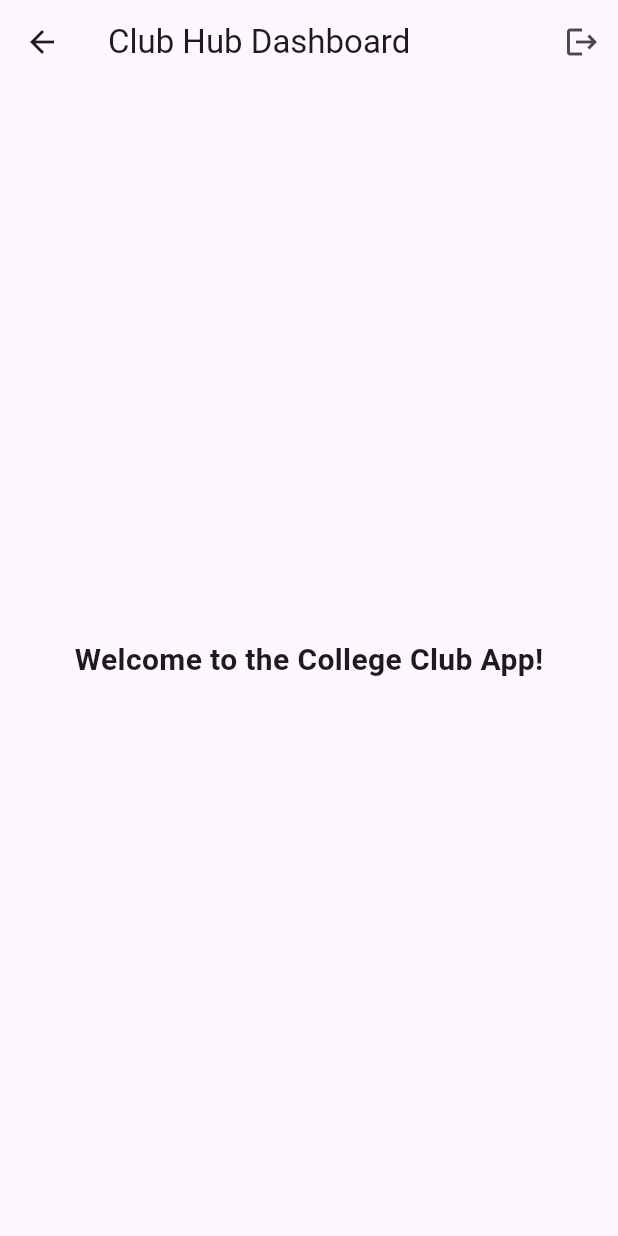
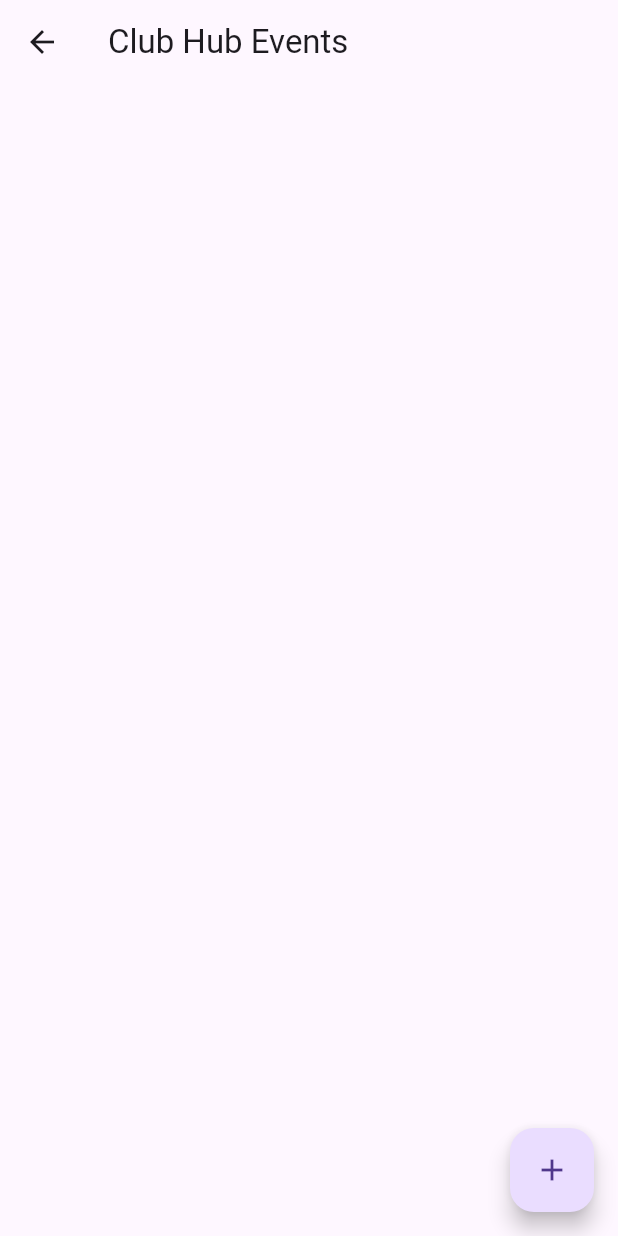
Before and after one commit to kalviumcommunity/S69-0226-DSP-flutter-ClubHubManager, a Flutter app: the HomeScreen screen opened directly, on a phone screen of 412 x 824 dp. Run offline on Flutter 3.47's test engine with Material 3 defaults, Android fonts, the light colour scheme and no system bars; our stand-ins replace cloud_firestore, firebase_auth, firebase_core; accounts and stored records are empty.

Commit message:
connected event page and home page

```diff
--- a/lib/screens/home_screen.dart
+++ b/lib/screens/home_screen.dart
@@ -1,5 +1,6 @@
 import 'package:flutter/material.dart';
-import 'package:firebase_auth/firebase_auth.dart';
+import 'package:cloud_firestore/cloud_firestore.dart';
+import 'add_event_screen.dart';
 
 class HomeScreen extends StatelessWidget {
   const HomeScreen({super.key});
@@ -7,22 +8,28 @@ class HomeScreen extends StatelessWidget {
   @override
   Widget build(BuildContext context) {
     return Scaffold(
-      appBar: AppBar(
-        title: const Text("Club Hub Dashboard"),
-        actions: [
-          IconButton(
-            icon: const Icon(Icons.logout),
-            onPressed: () async {
-              await FirebaseAuth.instance.signOut();
-              // This takes you back to the login page
-              Navigator.of(context).pop();
-            },
-          )
-        ],
+      appBar: AppBar(title: const Text("Club Hub Events")),
+      // This button opens the Add Event page
+      floatingActionButton: FloatingActionButton(
+        child: const Icon(Icons.add),
+        onPressed: () => Navigator.push(context, MaterialPageRoute(builder: (context) => const AddEventScreen())),
       ),
-      body: const Center(
-        child: Text("Welcome to the College Club App!",
-          style: TextStyle(fontSize: 20, fontWeight: FontWeight.bold)),
+      // This part reads data from Firebase in REAL TIME
+      body: StreamBuilder(
+        stream: FirebaseFirestore.instance.collection('events').orderBy('timestamp', descending: true).snapshots(),
+        builder: (context, AsyncSnapshot<QuerySnapshot> snapshot) {
+          if (!snapshot.hasData) return const Center(child: CircularProgressIndicator());
+
+          return ListView(
+            children: snapshot.data!.docs.map((doc) {
+              return ListTile(
+                title: Text(doc['title']),
+                subtitle: Text(doc['description']),
+                trailing: const Icon(Icons.event),
+              );
+            }).toList(),
+          );
+        },
       ),
     );
   }
```
